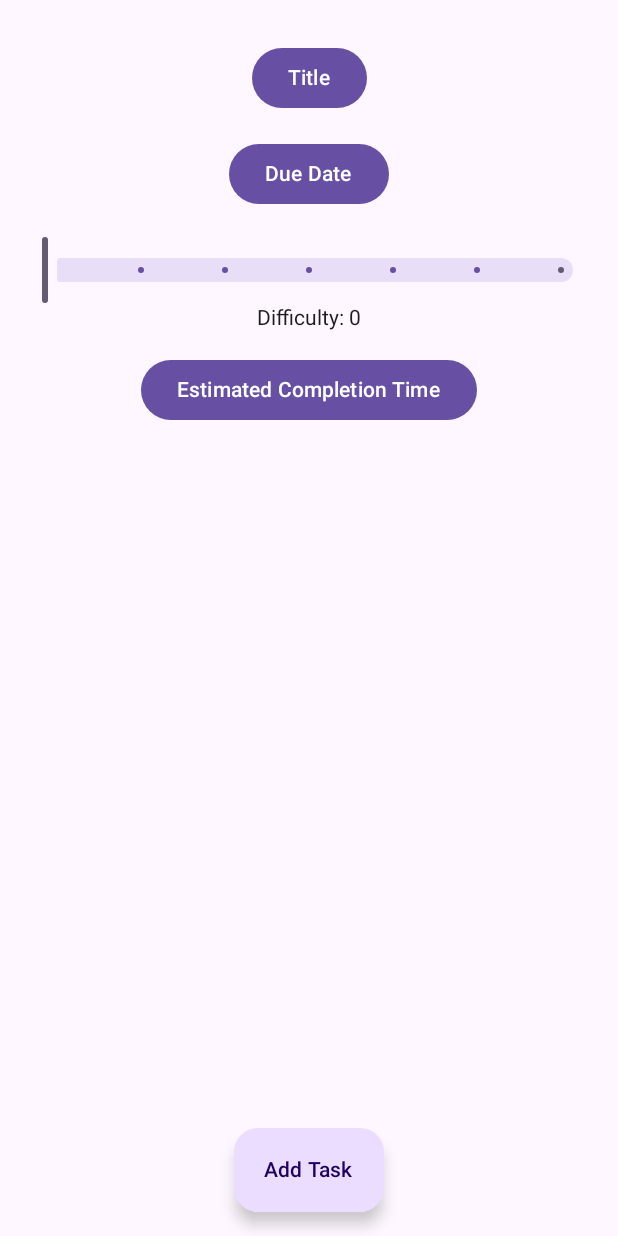
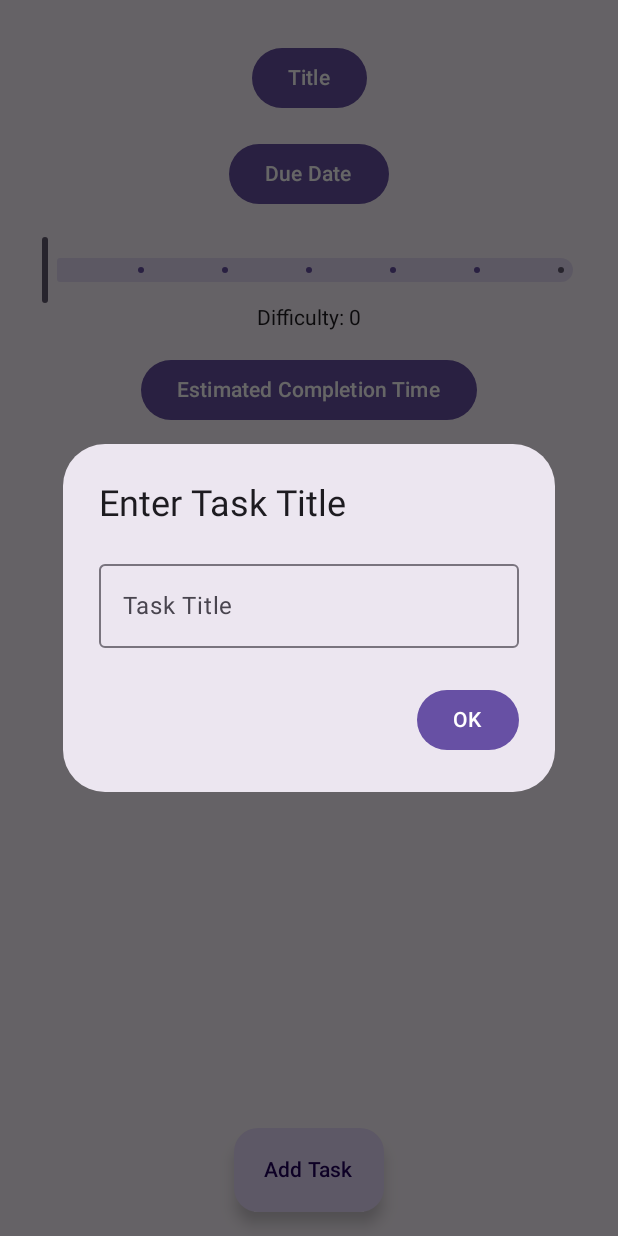
Before and after one commit to piersonh/clockworkandroid, an Android app built with Jetpack Compose: the composable NewTaskPage shown on its own in the app's theme, after a tap on "Title", on a phone screen of 412 x 824 dp. Run offline under Robolectric (Android 15) with nearby library versions, the phone set to English and light mode, and no system bars.

Commit message:
Refactored NewTaskPage for title entry - Changed starting page from Timer to List to test NewTaskPage.kt functionality. - Added a dialog to allow the user to set the task title via text input. - Added the ability to display the task title on the task page. - Moved title-setting logic to an alert dialog. - Fixed display of task creation UI elements.

```diff
--- a/app/src/main/java/com/wordco/clockworkandroid/MainActivity.kt
+++ b/app/src/main/java/com/wordco/clockworkandroid/MainActivity.kt
@@ -27,7 +27,7 @@ class MainActivity : ComponentActivity() {
             val navController = rememberNavController()
             NavHost(
                 navController = navController,
-                startDestination = "Timer"
+                startDestination = "List"
             ) {
                 composable(route = "List") {
                     ListPage(navController)
@@ -45,7 +45,7 @@ class MainActivity : ComponentActivity() {
                             animationSpec = tween(150, easing = LinearEasing),
                             towards = AnimatedContentTransitionScope.SlideDirection.Up
                         )
-                    }
+                    },
                 )
                 {
                     NewTaskPage(navController)
--- a/app/src/main/java/com/wordco/clockworkandroid/ui/pages/NewTaskPage.kt
+++ b/app/src/main/java/com/wordco/clockworkandroid/ui/pages/NewTaskPage.kt
@@ -6,9 +6,13 @@ import androidx.compose.foundation.layout.Spacer
 import androidx.compose.foundation.layout.fillMaxSize
 import androidx.compose.foundation.layout.height
 import androidx.compose.foundation.layout.padding
+import androidx.compose.foundation.layout.wrapContentWidth
+import androidx.compose.material3.AlertDialog
 import androidx.compose.material3.Button
+import androidx.compose.material3.ExperimentalMaterial3Api
 import androidx.compose.material3.ExtendedFloatingActionButton
 import androidx.compose.material3.MaterialTheme
+import androidx.compose.material3.OutlinedTextField
 import androidx.compose.material3.Scaffold
 import androidx.compose.material3.Slider
 import androidx.compose.material3.SliderDefaults
@@ -21,11 +25,13 @@ import androidx.compose.runtime.remember
 import androidx.compose.runtime.setValue
 import androidx.compose.ui.Alignment
 import androidx.compose.ui.Modifier
+import androidx.compose.ui.input.pointer.motionEventSpy
 import androidx.compose.ui.tooling.preview.Preview
 import androidx.compose.ui.unit.dp
 import androidx.navigation.NavHostController
 import androidx.navigation.compose.rememberNavController
 import kotlin.math.roundToInt
+
 
 // TODO: Add buttons to bring the time and date pickers up
 // TODO: Implement dialogs for time and date pickers
@@ -34,9 +40,12 @@ import kotlin.math.roundToInt
 @Composable
 fun NewTaskPage(controller: NavHostController) {
     var taskTitle by remember { mutableStateOf("") }
+    var showDialog by remember { mutableStateOf(false) }
     var formattedDate by remember { mutableStateOf("") }
     var difficulty by remember { mutableFloatStateOf(0f) }
     var estimatedCompTime by remember { mutableStateOf("") }
+
+
 
     Scaffold(
         floatingActionButtonPosition = androidx.compose.material3.FabPosition.Center,
@@ -51,10 +60,15 @@ fun NewTaskPage(controller: NavHostController) {
                 modifier = Modifier.fillMaxSize().padding(28.dp),
                 horizontalAlignment = Alignment.CenterHorizontally
             ) {
-                Button(onClick = { taskTitle = setTaskTitle(taskTitle) }) {
+                Button(
+                    onClick = { showDialog = true },
+                    modifier = Modifier.wrapContentWidth()
+                ) {
                     Text(taskTitle.ifEmpty { "Title" })
                 }
+
                 Spacer(modifier = Modifier.height(16.dp))
+
                 Button(onClick = { /* TODO: Set Formatted Due Date */ }) {
                     Text("Due Date")
                 }
@@ -74,8 +88,29 @@ fun NewTaskPage(controller: NavHostController) {
                 Text( text = "Difficulty: ${difficulty.roundToInt()}")
 
                 Spacer(modifier = Modifier.height(16.dp))
+
                 Button(onClick = { /* TODO: Set Estimated Completion Time in HH:MM format */ }) {
                     Text("Estimated Completion Time")
+                }
+
+                // Currently handles the dialog for all buttons.
+                if (showDialog) {
+                    AlertDialog(
+                        onDismissRequest = { showDialog = false },
+                        title = { Text("Enter Task Title") },
+                        text = {
+                            OutlinedTextField(
+                                value = taskTitle,
+                                onValueChange = { taskTitle = it },
+                                label = { Text("Task Title") }
+                            )
+                        },
+                        confirmButton = {
+                            Button(onClick = { showDialog = false }) {
+                                Text("OK")
+                            }
+                        }
+                    )
                 }
             }
         }
@@ -88,8 +123,3 @@ fun NewTaskPagePreview() {
     val mockNavController = rememberNavController()
     NewTaskPage(controller = mockNavController)
 }
-
-fun setTaskTitle(taskTitle: String): String {
-    print(taskTitle)
-    return taskTitle
-}
```
